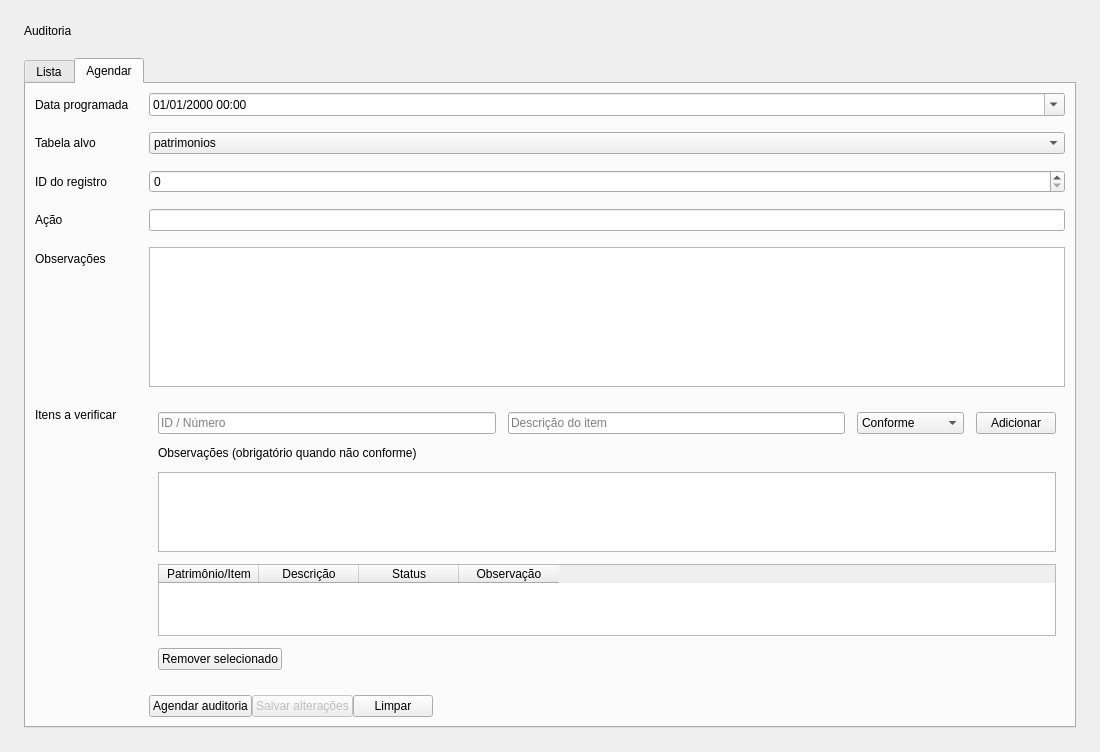
Old version of the form frontend/auditoria.ui in the repository zecadelgado/patp.
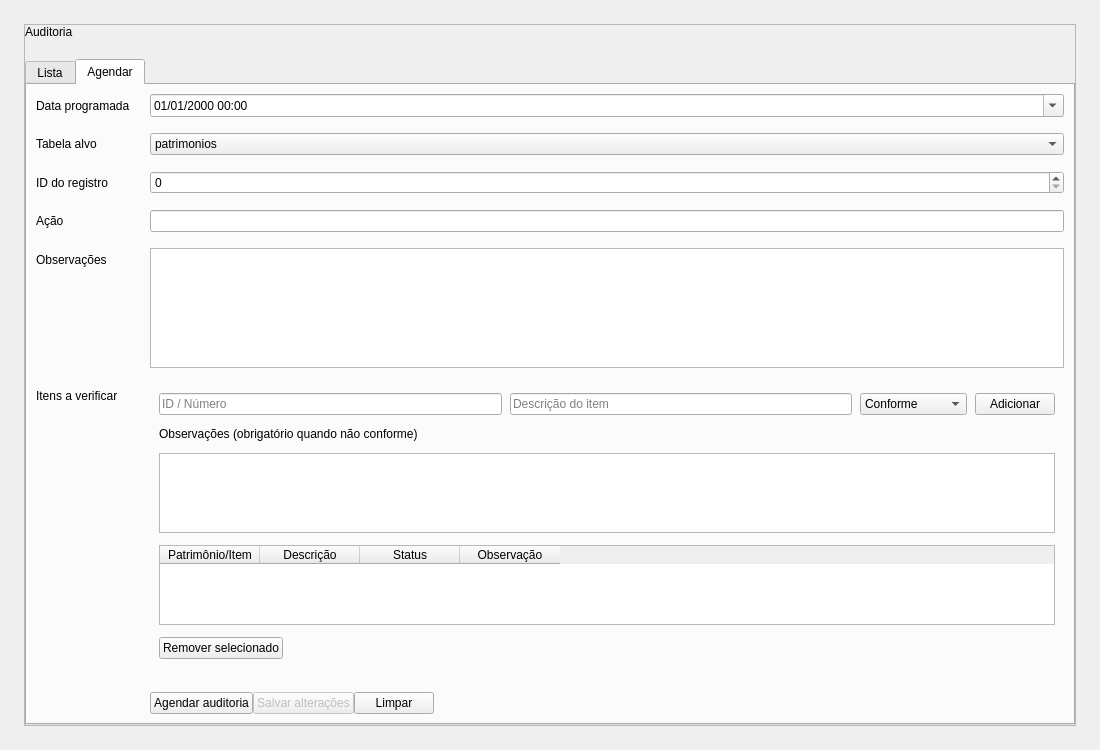
New version of the form. The open tabs and pages were chosen to show the change.

Patch:
```diff
--- a/frontend/auditoria.ui
+++ b/frontend/auditoria.ui
@@ -30,6 +30,51 @@
         <number>24</number>
       </property>
       <item>
+        <widget class="QScrollArea" name="scrollArea">
+          <property name="sizePolicy">
+            <sizepolicy hsizetype="Expanding" vsizetype="Expanding">
+              <horstretch>0</horstretch>
+              <verstretch>0</verstretch>
+            </sizepolicy>
+          </property>
+          <property name="widgetResizable">
+            <bool>true</bool>
+          </property>
+          <property name="horizontalScrollBarPolicy">
+            <enum>Qt::ScrollBarPolicy::ScrollBarAsNeeded</enum>
+          </property>
+          <property name="verticalScrollBarPolicy">
+            <enum>Qt::ScrollBarPolicy::ScrollBarAsNeeded</enum>
+          </property>
+          <widget class="QWidget" name="scrollAreaWidgetContents">
+            <property name="geometry">
+              <rect>
+                <x>0</x>
+                <y>0</y>
+                <width>1052</width>
+                <height>702</height>
+              </rect>
+            </property>
+            <layout class="QVBoxLayout" name="scrollLayout">
+              <property name="spacing">
+                <number>20</number>
+              </property>
+              <property name="leftMargin">
+                <number>0</number>
+              </property>
+              <property name="topMargin">
+                <number>0</number>
+              </property>
+              <property name="rightMargin">
+                <number>0</number>
+              </property>
+              <property name="bottomMargin">
+                <number>0</number>
+              </property>
+              <property name="stretch">
+                <string>0,1</string>
+              </property>
+              <item>
         <widget class="QLabel" name="lbl_title">
           <property name="text">
             <string>Auditoria</string>
@@ -223,7 +268,7 @@
                   <property name="minimumSize">
                     <size>
                       <width>0</width>
-                      <height>140</height>
+                              <height>120</height>
                     </size>
                   </property>
                 </widget>
@@ -246,6 +291,9 @@
                     </property>
                     <item>
                       <layout class="QHBoxLayout" name="layout_item_inputs">
+                                <property name="spacing">
+                                  <number>8</number>
+                                </property>
                         <item>
                           <widget class="QLineEdit" name="le_item_id_auditoria">
                             <property name="placeholderText">
@@ -302,12 +350,27 @@
                     </item>
                     <item>
                       <widget class="QTableWidget" name="tbl_itens_auditoria">
+                                <property name="sizePolicy">
+                                  <sizepolicy hsizetype="Expanding" vsizetype="Expanding">
+                                    <horstretch>0</horstretch>
+                                    <verstretch>0</verstretch>
+                                  </sizepolicy>
+                                </property>
+                                <property name="minimumHeight">
+                                  <number>180</number>
+                                </property>
                         <property name="editTriggers">
                           <set>QAbstractItemView::EditTrigger::NoEditTriggers</set>
                         </property>
                         <property name="selectionBehavior">
                           <enum>QAbstractItemView::SelectionBehavior::SelectRows</enum>
                         </property>
+                                <property name="horizontalScrollBarPolicy">
+                                  <enum>Qt::ScrollBarPolicy::ScrollBarAsNeeded</enum>
+                                </property>
+                                <property name="verticalScrollBarPolicy">
+                                  <enum>Qt::ScrollBarPolicy::ScrollBarAsNeeded</enum>
+                                </property>
                         <property name="rowCount">
                           <number>0</number>
                         </property>
@@ -378,6 +441,18 @@
               </item>
               <item row="6" column="1">
                 <layout class="QHBoxLayout" name="hbox_agendar_botoes">
+                          <property name="leftMargin">
+                            <number>0</number>
+                          </property>
+                          <property name="topMargin">
+                            <number>8</number>
+                          </property>
+                          <property name="rightMargin">
+                            <number>0</number>
+                          </property>
+                          <property name="bottomMargin">
+                            <number>0</number>
+                          </property>
                   <item>
                     <widget class="QPushButton" name="btn_agendar_auditoria">
                       <property name="text">
@@ -423,6 +498,10 @@
       </item>
     </layout>
   </widget>
-  <resources />
-  <connections />
+        </widget>
+      </item>
+    </layout>
+  </widget>
+  <resources/>
+  <connections/>
 </ui>
```
Left out of the diff: 36 changed lines with no effect on the pictures. Lines whose indentation alone changed are shown as unchanged.
